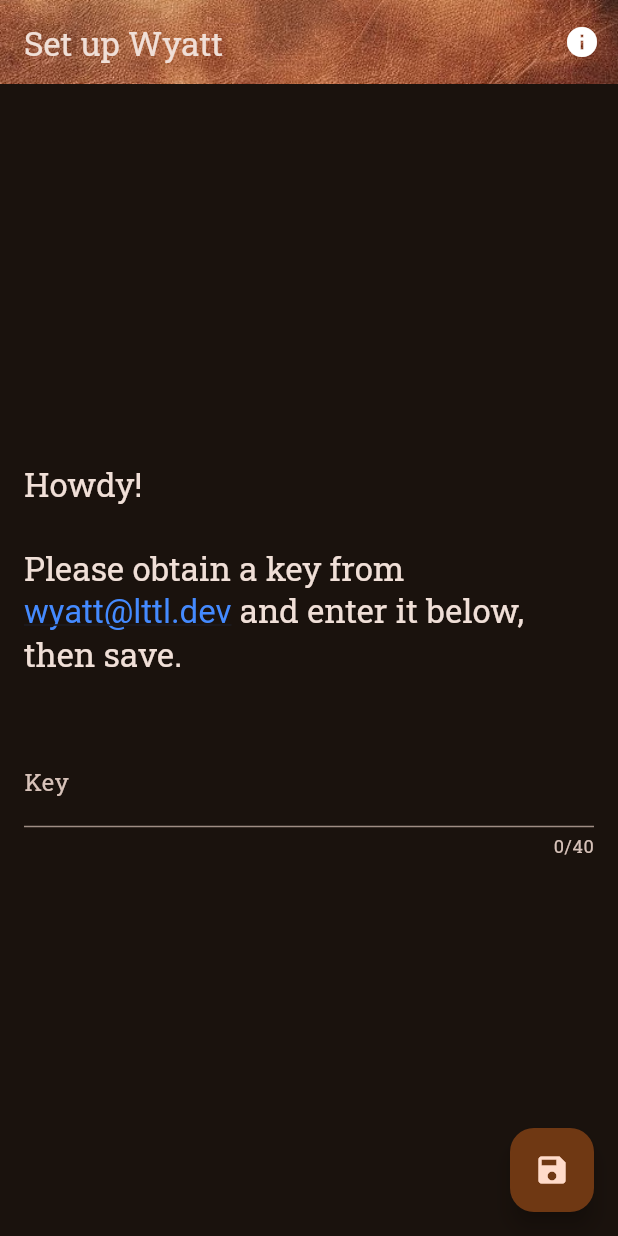
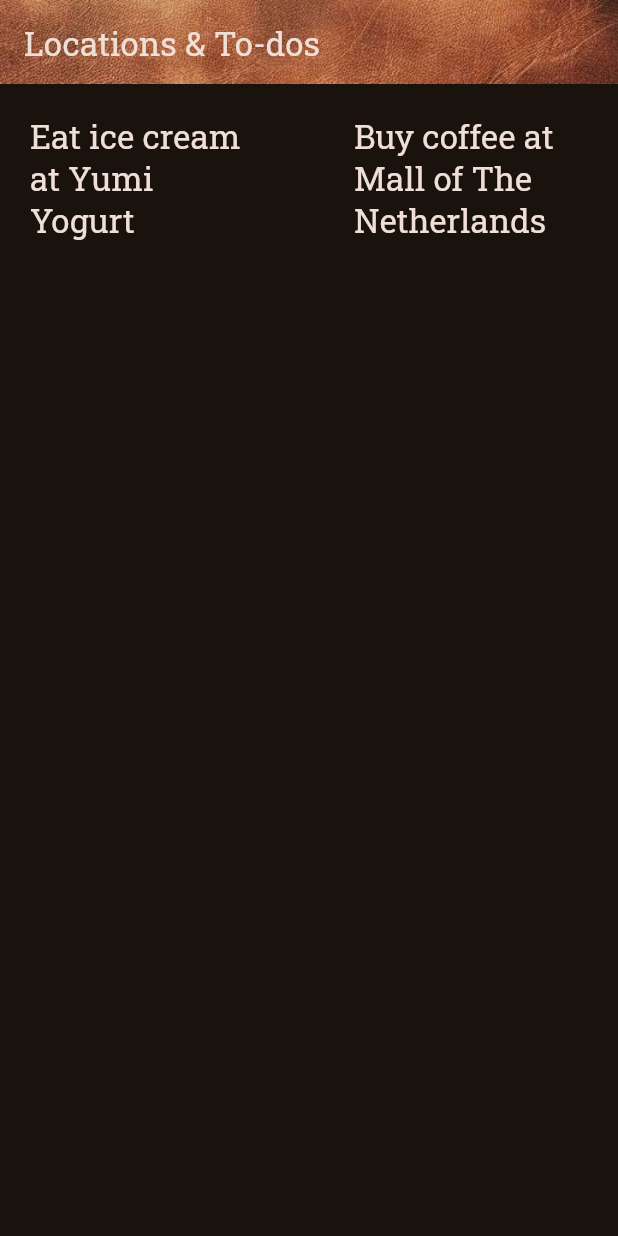
Before and after one commit to m5lk3n/wyatt, a Flutter app: the screen it shows after launch, on a phone screen of 412 x 824 dp. Run offline on Flutter 3.47's test engine with Material 3 defaults, Android fonts, the phone set to English and light mode, and no system bars; drawn by our look-alikes of flutter_linkify; our stand-ins replace flutter_secure_storage, google_fonts, package_info_plus.

Commit message:
LTDs screen started

```diff
--- a/lib/common.dart
+++ b/lib/common.dart
@@ -1,3 +1,5 @@
+import 'package:flutter/material.dart';
+
 abstract class Common {
   static late String appName;
   static late String appVersion;
@@ -6,6 +8,9 @@ abstract class Common {
   static const String keyUrl = String.fromEnvironment(
     'KEY_URL',
     defaultValue:
-        'wyatt@lttl.dev', // supposed to be a real URL, see launch configuration
+        'support@lttl.dev', // supposed to be a real URL, see launch configuration
   );
 }
+
+const space = 20.0;
+const padding = EdgeInsets.all(space);
--- /dev/null
+++ b/lib/data/seed.dart
@@ -0,0 +1,14 @@
+import 'package:wyatt/models/ltd.dart';
+
+final seedLtds = [
+  LocationToDo(
+    locationCoordinates: '37.537949599357454, -122.29249353548951',
+    locationName: 'Yumi Yogurt',
+    message: 'Eat ice cream',
+  ),
+  LocationToDo(
+    locationCoordinates: '52.0892639, 4.3840610;',
+    locationName: 'Mall of The Netherlands',
+    message: 'Buy coffee',
+  ),
+];
--- a/lib/main.dart
+++ b/lib/main.dart
@@ -3,7 +3,8 @@ import 'package:flutter/material.dart';
 import 'package:flutter/services.dart';
 
 import 'package:google_fonts/google_fonts.dart';
-import 'package:wyatt/screens/setup.dart';
+import 'package:wyatt/screens/ltds.dart';
+//import 'package:wyatt/screens/setup.dart';
 import 'package:package_info_plus/package_info_plus.dart';
 
 // https://www.geeksforgeeks.org/how-to-capitalize-the-first-letter-of-a-string-in-flutter/
@@ -47,9 +48,9 @@ class WyattApp extends StatelessWidget {
   @override
   Widget build(BuildContext context) {
     return MaterialApp(
-      title: Common.appName,
-      theme: theme,
-      home: WyattSetupScreen(title: 'Set up ${Common.appName}'),
-    );
+        title: Common.appName,
+        theme: theme,
+        home: LtdsScreen() // SetupScreen(title: 'Set up ${Common.appName}'),
+        );
   }
 }
--- a/lib/models/ltd.dart
+++ b/lib/models/ltd.dart
@@ -5,32 +5,38 @@ const uuid = Uuid();
 class LocationToDo {
 /*
 - Input:
-  - Location coordinates (widget?)
-  - Location name (optional string)
+  - Location coordinates (widget, maps picker) -> used to calculate distance & to get name for from Geocode API
+  - Location name (determined from coordinates)
+  - Label: _User_'s name for location (optional string)
   - Distance (mandatory integer >= 0. in which unit? meters? default?)
   - Message (mandatory non-empty string, one liner)
   - Start Time (optional. if set, always starts at 00:00:00)
   - End Time (optional. if set, always starts at 23:59:59)
   - --
   - Later:
+    - Image
     - Type (Approaching, Leaving, Staying)
     - Recurring (interval)
     - Action (Check/Done, Snooze, Cancel)
 */
   LocationToDo(
-      {required this.location,
+      {required this.locationCoordinates,
+      required this.locationName,
       required this.message,
+      label,
       distance,
       startDate,
       endDate})
       : id = uuid.v4(),
+        label = label ?? '',
         distance = 500;
 
   final String id;
-  final String
-      location; // name // TODO: change to optional, add location coordinates
+  final String locationCoordinates; // TODO: change type
+  final String locationName; // TODO: get from Geocode API
+  final String message;
+  final String label;
   final int distance;
-  final String message;
   DateTime? startDate;
   DateTime? endDate;
 }
--- /dev/null
+++ b/lib/screens/ltds.dart
@@ -0,0 +1,28 @@
+import 'package:flutter/material.dart';
+import 'package:wyatt/common.dart';
+import 'package:wyatt/data/seed.dart';
+import 'package:wyatt/widgets/common.dart';
+import 'package:wyatt/widgets/ltd.dart';
+
+class LtdsScreen extends StatelessWidget {
+  const LtdsScreen({super.key});
+
+  @override
+  Widget build(BuildContext context) {
+    return Scaffold(
+      appBar: getWyattAppBar(context, 'Locations & To-dos'),
+      body: GridView(
+        /* TODO use builder and itemBuilder (loads as much as needed) here instead of children (always everything) below */
+        gridDelegate: const SliverGridDelegateWithFixedCrossAxisCount(
+          crossAxisCount: 2, // 2 columns horizontally
+          childAspectRatio: 3 / 2,
+          crossAxisSpacing: space, // 20 pixels between columns
+          mainAxisSpacing: space, // 20 pixels between rows
+        ),
+        children: [
+          for (final ltd in seedLtds) LtdGridItem(ltd: ltd),
+        ],
+      ),
+    );
+  }
+}
--- a/lib/screens/setup.dart
+++ b/lib/screens/setup.dart
@@ -9,21 +9,20 @@ import 'package:flutter_secure_storage/flutter_secure_storage.dart';
 import 'package:http/http.dart' as http;
 import 'package:wyatt/models/network.dart';
 
-const _padding = EdgeInsets.all(16);
 // https://github.com/mogol/flutter_secure_storage/tree/develop/flutter_secure_storage#note-usage-of-encryptedsharedpreference
 AndroidOptions _getAndroidOptions() => const AndroidOptions(
       encryptedSharedPreferences: true,
     );
 
-class WyattSetupScreen extends StatefulWidget {
-  const WyattSetupScreen({super.key, required this.title});
+class SetupScreen extends StatefulWidget {
+  const SetupScreen({super.key, required this.title});
   final String title;
 
   @override
-  State<WyattSetupScreen> createState() => _WyattSetupScreenState();
+  State<SetupScreen> createState() => _SetupScreenState();
 }
 
-class _WyattSetupScreenState extends State<WyattSetupScreen> {
+class _SetupScreenState extends State<SetupScreen> {
   final _keyController = TextEditingController();
   final _storage = FlutterSecureStorage(aOptions: _getAndroidOptions());
   bool _isProcessing = false;
@@ -160,7 +159,7 @@ class _WyattSetupScreenState extends State<WyattSetupScreen> {
           mainAxisAlignment: MainAxisAlignment.center,
           children: <Widget>[
             Padding(
-              padding: _padding,
+              padding: padding,
               child: Linkify(
                 onOpen: (link) async {
                   if (!await launchUrl(Uri.parse(link.url))) {
@@ -178,7 +177,7 @@ class _WyattSetupScreenState extends State<WyattSetupScreen> {
               height: 10,
             ),
             Padding(
-              padding: _padding,
+              padding: padding,
               child: TextField(
                 controller: _keyController,
                 decoration: const InputDecoration(label: Text("Key")),
--- /dev/null
+++ b/lib/widgets/common.dart
@@ -0,0 +1,46 @@
+import 'package:flutter/material.dart';
+
+PreferredSizeWidget getWyattAppBar(BuildContext context, String title) {
+  return AppBar(
+    //backgroundColor: Theme.of(context).colorScheme.inversePrimary,
+    flexibleSpace: Container(
+      decoration: BoxDecoration(
+        image: DecorationImage(
+          image: AssetImage("assets/images/appbar-bg.jpeg"),
+          fit: BoxFit.cover,
+        ),
+      ),
+    ),
+    backgroundColor: Colors.transparent,
+    title: Text(title),
+    /*
+        leading: IconButton(
+          onPressed: () {
+            // TODO: Navigate to home screen
+          },
+          icon: Icon(Icons.home),
+        ),
+        */
+    /*
+    actions: <Widget>[
+      IconButton(
+        icon: Icon(
+          Icons.info,
+          color: Colors.white,
+        ),
+        onPressed: () {
+          showDialog(
+            context: context,
+            builder: (context) {
+              return Theme(
+                data: Theme.of(context)
+                    .copyWith(dialogBackgroundColor: Colors.brown),
+                child: _createAboutDialog(),
+              );
+            },
+          );
+        },
+      )
+    ],*/
+  );
+}
--- /dev/null
+++ b/lib/widgets/ltd.dart
@@ -0,0 +1,23 @@
+import 'package:flutter/material.dart';
+import 'package:wyatt/common.dart';
+import 'package:wyatt/models/ltd.dart';
+
+class LtdGridItem extends StatelessWidget {
+  const LtdGridItem({super.key, required this.ltd});
+
+  final LocationToDo ltd;
+
+  @override
+  Widget build(BuildContext context) {
+    return Container(
+      padding: padding,
+      child: Text(
+        "${ltd.message} at ${ltd.locationName}",
+        style: Theme.of(context)
+            .textTheme
+            .titleLarge!
+            .copyWith(color: Theme.of(context).colorScheme.onSurface),
+      ),
+    );
+  }
+}
```
Also changed, not shown: 3 other files.
